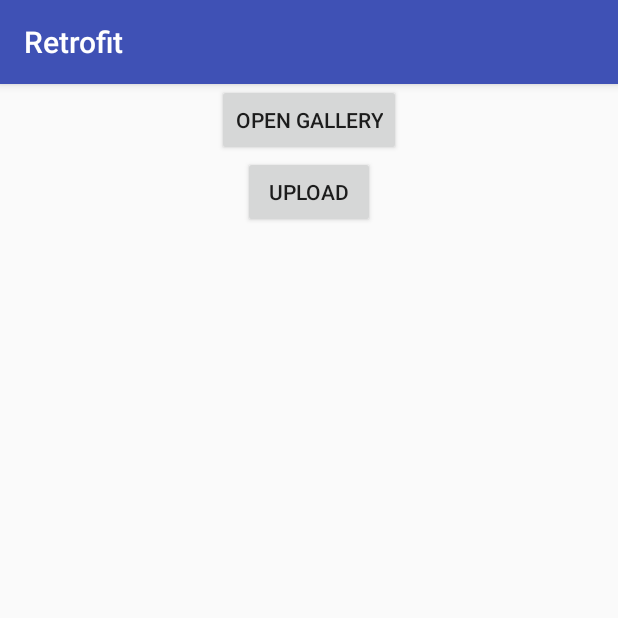
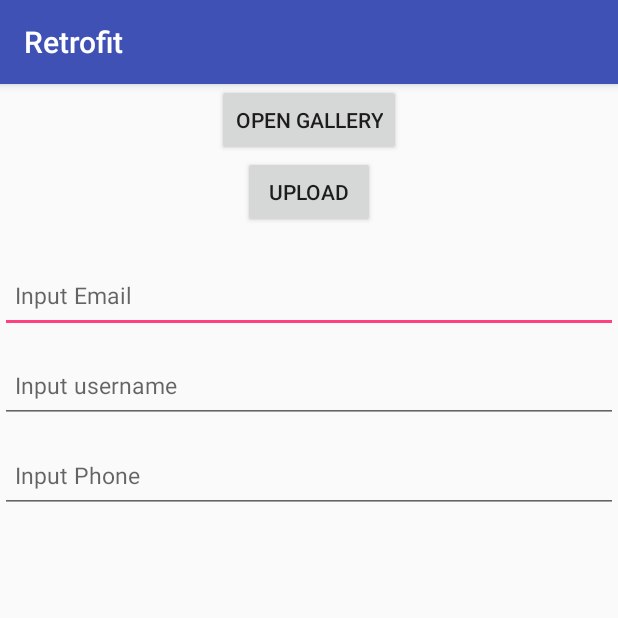
Before and after one commit to VichitGit/Retrofit, an Android app: the screen it shows after launch (SignUpActivity), on a phone screen of 412 x 824 dp, the top half of it. Run offline under Robolectric (Android 15) with nearby library versions, the phone set to English and light mode, and no system bars; libraries missing offline, so code that uses them is left out: dmax.dialog; 1 statement that could not run was skipped.

Commit message:
Sign Up User

```diff
--- a/app/src/main/java/developer/vichit/android/com/retrofit/interfacce_generator/ImageService.java
+++ b/app/src/main/java/developer/vichit/android/com/retrofit/interfacce_generator/ImageService.java
@@ -8,9 +8,6 @@ import retrofit2.http.Multipart;
 import retrofit2.http.POST;
 import retrofit2.http.Part;
 
-/**
- * Created by VichitDeveloper on 6/20/17.
- */
 
 public interface ImageService {
 
--- /dev/null
+++ b/app/src/main/java/developer/vichit/android/com/retrofit/interfacce_generator/UserService.java
@@ -0,0 +1,28 @@
+package developer.vichit.android.com.retrofit.interfacce_generator;
+
+import com.google.gson.JsonObject;
+
+import okhttp3.MultipartBody;
+import okhttp3.RequestBody;
+import retrofit2.Call;
+import retrofit2.http.Multipart;
+import retrofit2.http.POST;
+import retrofit2.http.Part;
+
+
+public interface UserService {
+
+    @Multipart
+    @POST("/v1/api/users")
+    Call<JsonObject> createUser(
+            @Part("EMAIL") RequestBody email,
+            @Part("NAME") RequestBody name,
+            @Part("PASSWORD") RequestBody password,
+            @Part("GENDER") RequestBody gender,
+            @Part("TELEPHONE") RequestBody telephone,
+            @Part("FACEBOOK_ID") RequestBody facebook_id,
+            @Part MultipartBody.Part photo
+    );
+
+
+}
--- a/app/src/main/java/developer/vichit/android/com/retrofit/signup/SignUpActivity.java
+++ b/app/src/main/java/developer/vichit/android/com/retrofit/signup/SignUpActivity.java
@@ -11,8 +11,10 @@ import android.provider.MediaStore;
 import android.support.annotation.NonNull;
 import android.support.v4.content.ContextCompat;
 import android.support.v7.app.AppCompatActivity;
+import android.util.Log;
 import android.view.View;
 import android.widget.Button;
+import android.widget.EditText;
 import android.widget.Toast;
 
 import com.google.gson.JsonObject;
@@ -22,6 +24,8 @@ import java.io.File;
 import developer.vichit.android.com.retrofit.Model.ServiceGenerator;
 import developer.vichit.android.com.retrofit.R;
 import developer.vichit.android.com.retrofit.interfacce_generator.ImageService;
+import developer.vichit.android.com.retrofit.interfacce_generator.UserService;
+import developer.vichit.android.com.retrofit.util.RetrofitUtil;
 import dmax.dialog.SpotsDialog;
 import okhttp3.MediaType;
 import okhttp3.MultipartBody;
@@ -33,12 +37,14 @@ import retrofit2.Response;
 public class SignUpActivity extends AppCompatActivity {
 
     Button btnGallery, btnUpload;
+    EditText edEmail, edUsername, edPhone;
 
     private static final int OPEN_GALLERY = 1;
     private static final int READ_EXTERNAL_STORAGE_CODE = 1;
     private String imagePath;
     private SpotsDialog dialog;
     ImageService imageService;
+    UserService userService;
 
 
     @Override
@@ -49,7 +55,12 @@ public class SignUpActivity extends AppCompatActivity {
         btnGallery = (Button) findViewById(R.id.btnGallery);
         btnUpload = (Button) findViewById(R.id.btnUpload);
 
-        imageService = ServiceGenerator.createService(ImageService.class);
+        edEmail = (EditText) findViewById(R.id.edEmail);
+        edUsername = (EditText) findViewById(R.id.edUsername);
+        edPhone = (EditText) findViewById(R.id.edPhone);
+
+        //imageService = ServiceGenerator.createService(ImageService.class);
+        userService = ServiceGenerator.createService(UserService.class);
 
         dialog = new SpotsDialog(this, "Please wait...");
 
@@ -75,21 +86,32 @@ public class SignUpActivity extends AppCompatActivity {
         btnUpload.setOnClickListener(new View.OnClickListener() {
             @Override
             public void onClick(View v) {
+
+                RequestBody email = RetrofitUtil.toRequestBody(edEmail.getText().toString());
+                RequestBody name = RetrofitUtil.toRequestBody(edUsername.getText().toString());
+                RequestBody password = RetrofitUtil.toRequestBody("moha_chher");
+                RequestBody gender = RetrofitUtil.toRequestBody("M");
+                RequestBody facebook_id = RetrofitUtil.toRequestBody("K01");
+                RequestBody telephone = RetrofitUtil.toRequestBody(edPhone.getText().toString());
+
                 File file = new File(imagePath);
                 RequestBody requestBody = RequestBody.create(MediaType.parse("multipart/form-data"), file);
-                MultipartBody.Part body = MultipartBody.Part.createFormData("FILE", file.getName(), requestBody);
+                //MultipartBody.Part body = MultipartBody.Part.createFormData("FILE", file.getName(), requestBody); //upload only image
+
+                MultipartBody.Part body = MultipartBody.Part.createFormData("PHOTO", file.getName(), requestBody);
 
                 dialog.show();
 
-                Call<JsonObject> uploadImage = imageService.uploadSingleImage(body);
-                uploadImage.enqueue(new Callback<JsonObject>() {
+                Call<JsonObject> createUserSignUp = userService.createUser(email, name, password, gender, telephone, facebook_id, body);
+
+                createUserSignUp.enqueue(new Callback<JsonObject>() {
                     @Override
                     public void onResponse(Call<JsonObject> call, Response<JsonObject> response) {
                         if (response.isSuccessful()) {
                             dialog.dismiss();
-                            Toast.makeText(SignUpActivity.this, "Success", Toast.LENGTH_SHORT).show();
+                            Log.e("ppppp", response + "");
+                            Toast.makeText(getApplicationContext(), "create successfully...!", Toast.LENGTH_SHORT).show();
                         }
-
                     }
 
                     @Override
@@ -98,9 +120,31 @@ public class SignUpActivity extends AppCompatActivity {
                         dialog.dismiss();
                         Toast.makeText(SignUpActivity.this, "Failed", Toast.LENGTH_SHORT).show();
 
-
                     }
                 });
+                Toast.makeText(getApplicationContext(), "Out working", Toast.LENGTH_SHORT).show();
+
+
+//                Call<JsonObject> uploadImage = imageService.uploadSingleImage(body);
+//                uploadImage.enqueue(new Callback<JsonObject>() {
+//                    @Override
+//                    public void onResponse(Call<JsonObject> call, Response<JsonObject> response) {
+//                        if (response.isSuccessful()) {
+//                            dialog.dismiss();
+//                            Toast.makeText(SignUpActivity.this, "Success", Toast.LENGTH_SHORT).show();
+//                        }
+//
+//                    }
+//
+//                    @Override
+//                    public void onFailure(Call<JsonObject> call, Throwable t) {
+//                        t.printStackTrace();
+//                        dialog.dismiss();
+//                        Toast.makeText(SignUpActivity.this, "Failed", Toast.LENGTH_SHORT).show();
+//
+//
+//                    }
+//                });
 
 
             }
--- a/app/src/main/res/layout/activity_sign_up.xml
+++ b/app/src/main/res/layout/activity_sign_up.xml
@@ -21,4 +21,41 @@
         android:layout_height="wrap_content"
         android:layout_gravity="center"
         android:text="Upload" />
+
+    <EditText
+        android:id="@+id/edEmail"
+        android:layout_width="match_parent"
+        android:layout_height="50dp"
+        android:layout_marginBottom="10dp"
+        android:layout_marginTop="20dp"
+        android:gravity="center_vertical"
+        android:hint="Input Email"
+        android:inputType="textEmailAddress"
+        android:padding="10dp"
+        android:textSize="15sp" />
+
+    <EditText
+        android:id="@+id/edUsername"
+        android:layout_width="match_parent"
+        android:layout_height="50dp"
+        android:layout_below="@+id/edEmail"
+        android:layout_marginBottom="10dp"
+        android:gravity="center_vertical"
+        android:hint="Input username"
+        android:inputType="text"
+        android:padding="10dp"
+        android:textSize="15sp" />
+
+    <EditText
+        android:id="@+id/edPhone"
+        android:layout_width="match_parent"
+        android:layout_height="50dp"
+        android:layout_marginBottom="10dp"
+        android:gravity="center_vertical"
+        android:hint="Input Phone"
+        android:inputType="text"
+        android:padding="10dp"
+        android:textSize="15sp" />
+
+
 </LinearLayout>
```
Also changed, not shown: app/src/main/java/developer/vichit/android/com/retrofit/Model/PostModel.java (deleted, +0 -57 lines), app/src/main/java/developer/vichit/android/com/retrofit/util/RetrofitUtil.java (added, +16 -0 lines).
